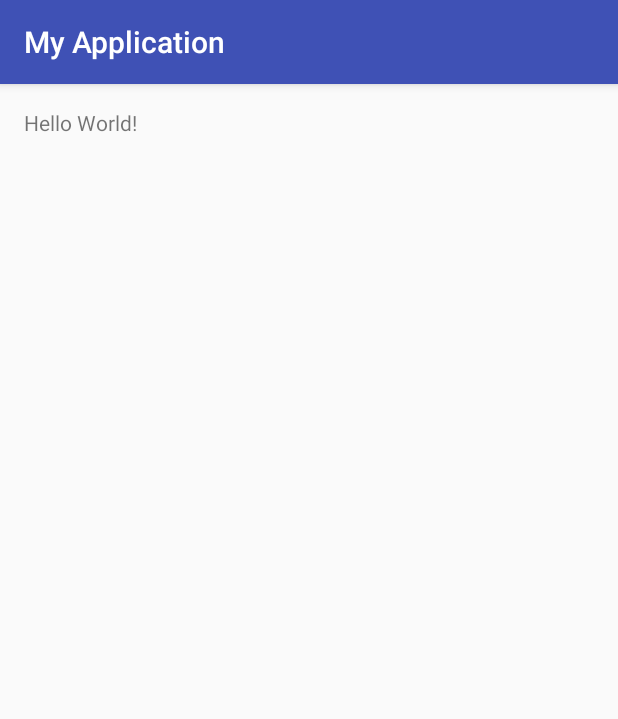
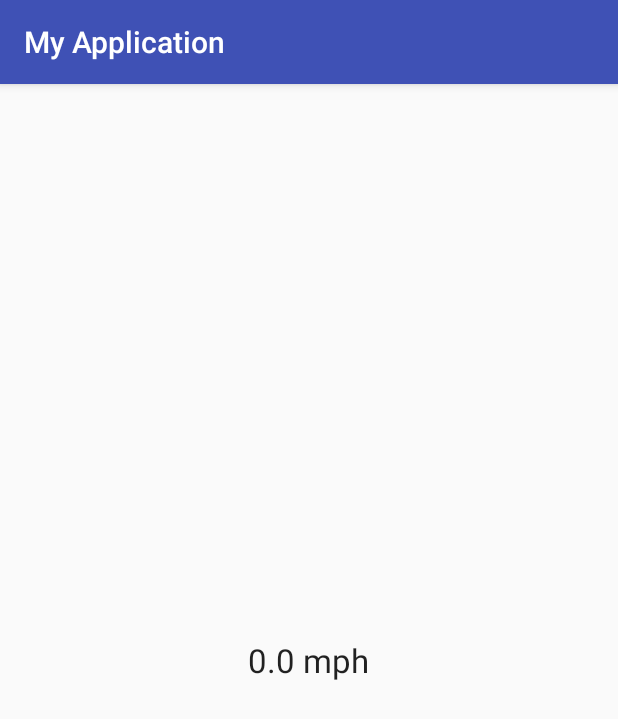
Before and after one commit to gadgettdx/thenewestangel, an Android app: the screen it shows after launch (MainActivity), on a phone screen of 412 x 824 dp. Shown: the top 719 px of the screen. Run offline under Robolectric (Android 15) with nearby library versions, the phone set to English and light mode, and no system bars; 1 statement that could not run was skipped.

Commit message:
Added GPS function - Not pretty but works - Also went into manifest and asked for Fine Access Location Permition to access GPS signal.  Took the meters per second and converted to MPH.

```diff
--- a/app/src/main/AndroidManifest.xml
+++ b/app/src/main/AndroidManifest.xml
@@ -1,7 +1,8 @@
 <?xml version="1.0" encoding="utf-8"?>
 <manifest xmlns:android="http://schemas.android.com/apk/res/android"
     package="com.example.johnoconnor.myapplication">
-
+    <uses-permission
+        android:name="android.permission.ACCESS_FINE_LOCATION" />
     <application
         android:allowBackup="true"
         android:icon="@mipmap/ic_launcher"
--- a/app/src/main/java/com/example/johnoconnor/myapplication/MainActivity.java
+++ b/app/src/main/java/com/example/johnoconnor/myapplication/MainActivity.java
@@ -1,13 +1,53 @@
 package com.example.johnoconnor.myapplication;
 
+import android.content.Context;
+import android.location.Location;
+import android.location.LocationListener;
+import android.location.LocationManager;
 import android.support.v7.app.AppCompatActivity;
 import android.os.Bundle;
+import android.widget.TextView;
 
-public class MainActivity extends AppCompatActivity {
+public class MainActivity extends AppCompatActivity implements LocationListener {
 
     @Override
     protected void onCreate(Bundle savedInstanceState) {
         super.onCreate(savedInstanceState);
         setContentView(R.layout.activity_main);
+
+        LocationManager lm = (LocationManager) this.getSystemService(Context.LOCATION_SERVICE);
+        lm.requestLocationUpdates(LocationManager.GPS_PROVIDER, 0, 0, this);
+
+        this.onLocationChanged(null);
+    }
+
+    @Override
+    public void onLocationChanged(Location location) {
+        TextView tvSpeed = (TextView) this.findViewById(R.id.speed);
+
+        if(location==null){
+            tvSpeed.setText("-.- mph");
+        }
+        else
+        {
+            double mCurrentSpeed = location.getSpeed();
+            mCurrentSpeed = mCurrentSpeed * 2.23694;
+            tvSpeed.setText(mCurrentSpeed + " mph");
+        }
+    }
+
+    @Override
+    public void onStatusChanged(String s, int i, Bundle bundle) {
+
+    }
+
+    @Override
+    public void onProviderEnabled(String s) {
+
+    }
+
+    @Override
+    public void onProviderDisabled(String s) {
+
     }
 }
--- a/app/src/main/res/layout/activity_main.xml
+++ b/app/src/main/res/layout/activity_main.xml
@@ -12,5 +12,9 @@
     <TextView
         android:layout_width="wrap_content"
         android:layout_height="wrap_content"
-        android:text="Hello World!" />
+        android:textAppearance="?android:attr/textAppearanceLarge"
+        android:text="0.0 mph"
+        android:id="@+id/speed"
+        android:layout_centerVertical="true"
+        android:layout_centerHorizontal="true" />
 </RelativeLayout>
```
